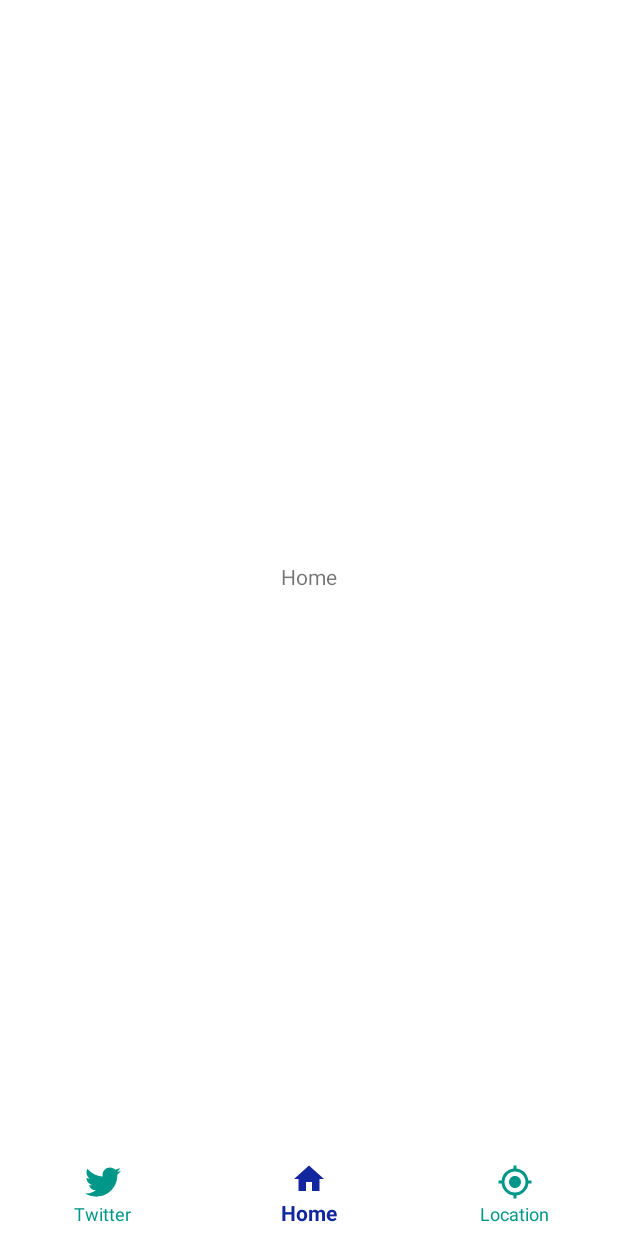
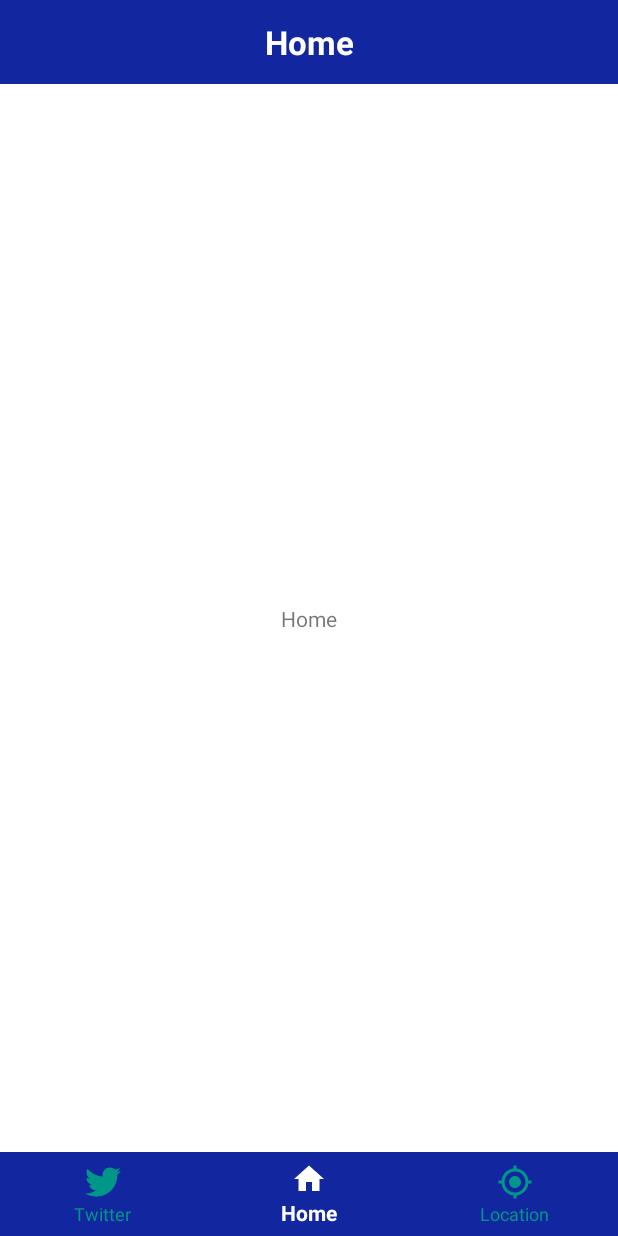
Before and after one commit to antoniokranjcina/AsyncLabsTask-ISS, an Android app: the screen it shows after launch (MainActivity), on a phone screen of 412 x 824 dp. Run offline under Robolectric (Android 15) with nearby library versions, the phone set to English and light mode, and no system bars; our stand-ins replace navigation-ui.

Commit message:
Added toolbar in activity_main.xml, changed app colors

```diff
--- a/app/src/main/res/drawable/bottom_navigation_selector.xml
+++ b/app/src/main/res/drawable/bottom_navigation_selector.xml
@@ -1,5 +1,5 @@
 <?xml version="1.0" encoding="utf-8"?>
 <selector xmlns:android="http://schemas.android.com/apk/res/android">
-    <item android:color="@color/bottom_nav_color" android:state_checked="true" />
+    <item android:color="@color/white" android:state_checked="true" />
     <item android:color="#009688" />
 </selector>
--- a/app/src/main/res/layout/activity_main.xml
+++ b/app/src/main/res/layout/activity_main.xml
@@ -6,6 +6,27 @@
     android:layout_height="match_parent"
     android:background="@color/white"
     tools:context=".MainActivity">
+
+    <com.google.android.material.appbar.AppBarLayout
+        android:id="@+id/app_bar_layout"
+        android:layout_width="match_parent"
+        android:layout_height="wrap_content"
+        app:elevation="0dp"
+        app:layout_constraintEnd_toEndOf="parent"
+        app:layout_constraintStart_toStartOf="parent"
+        app:layout_constraintTop_toTopOf="parent">
+
+        <androidx.appcompat.widget.Toolbar
+            android:id="@+id/toolbar"
+            android:layout_width="match_parent"
+            android:layout_height="wrap_content"
+            app:contentInsetEnd="0dp"
+            app:contentInsetStart="0dp">
+
+            <include layout="@layout/toolbar" />
+        </androidx.appcompat.widget.Toolbar>
+
+    </com.google.android.material.appbar.AppBarLayout>
 
     <fragment
         android:id="@+id/fragment"
@@ -17,7 +38,7 @@
         app:layout_constraintBottom_toTopOf="@+id/bottom_navigation"
         app:layout_constraintEnd_toEndOf="parent"
         app:layout_constraintStart_toStartOf="parent"
-        app:layout_constraintTop_toTopOf="parent"
+        app:layout_constraintTop_toBottomOf="@+id/app_bar_layout"
         app:navGraph="@navigation/navigation_graph" />
 
     <com.google.android.material.bottomnavigation.BottomNavigationView
@@ -26,7 +47,7 @@
         android:layout_height="wrap_content"
         android:layout_alignParentBottom="true"
         android:background="?android:attr/windowBackground"
-        app:backgroundTint="@color/white"
+        app:backgroundTint="@color/bottom_nav_color"
         app:elevation="0dp"
         app:itemIconTint="@drawable/bottom_navigation_selector"
         app:itemTextColor="@drawable/bottom_navigation_selector"
```
